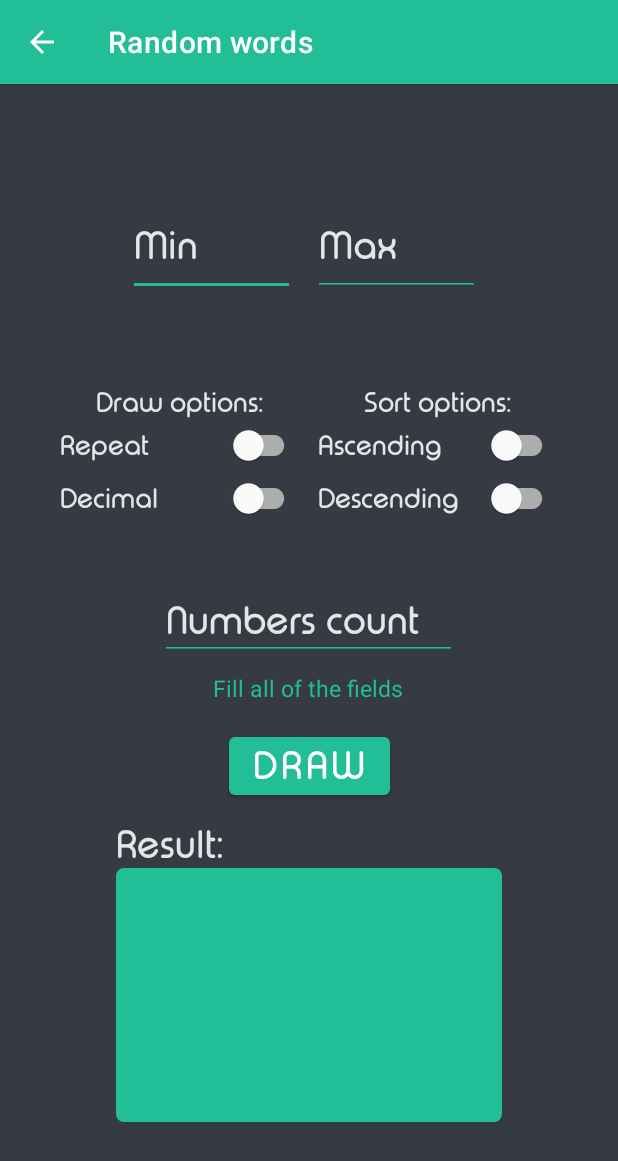
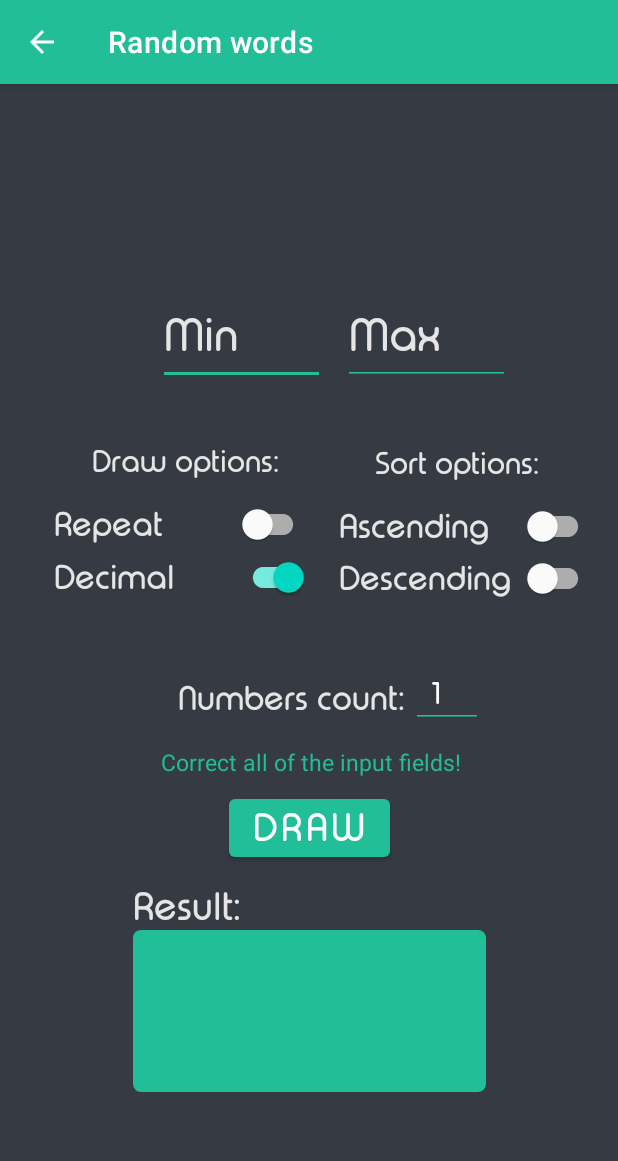
Before and after one commit to michal1702/RNG_AndroidApp, an Android app: the RandomNumbersActivity screen opened directly, with no data from a screen before it, after a tap on "DRAW", on a phone screen of 412 x 824 dp. Shown: the top 1161 px of the screen. Run offline under Robolectric (Android 15) with nearby library versions, the phone set to English and light mode, and no system bars; 1 other tap on this screen came first.

Commit message:
random number generator fixes

```diff
--- a/app/src/main/java/com/project/randomnumbergenerator/RandomNumbersActivity.kt
+++ b/app/src/main/java/com/project/randomnumbergenerator/RandomNumbersActivity.kt
@@ -1,67 +1,77 @@
 package com.project.randomnumbergenerator
 
+import android.annotation.SuppressLint
 import android.app.Activity
-import androidx.appcompat.app.AppCompatActivity
 import android.os.Bundle
 import android.text.Editable
 import android.text.TextWatcher
+import android.text.method.ScrollingMovementMethod
 import android.view.View
 import android.view.inputmethod.InputMethodManager
-import android.widget.Button
-import android.widget.EditText
-import android.widget.Switch
-import android.widget.TextView
-import org.w3c.dom.Text
+import android.widget.*
+import androidx.appcompat.app.AppCompatActivity
 import java.text.DecimalFormat
 import kotlin.random.Random
+import kotlin.random.nextInt
 
-class RandomNumbersActivity : AppCompatActivity() {
+
+class RandomNumbersActivity : AppCompatActivity(){
 
     private lateinit var lowerLimitBox: EditText
     private lateinit var upperLimitBox: EditText
-    private lateinit var button: Button
+    private lateinit var drawButton: Button
     private lateinit var resultBox: TextView
     private lateinit var warningBox: TextView
     private lateinit var decimalSwitch: com.google.android.material.switchmaterial.SwitchMaterial
     private lateinit var repeatSwitch: com.google.android.material.switchmaterial.SwitchMaterial
     private lateinit var ascendingSwitch: com.google.android.material.switchmaterial.SwitchMaterial
     private lateinit var descendingSwitch: com.google.android.material.switchmaterial.SwitchMaterial
-    private lateinit var numbersCount: EditText
+    private lateinit var spinner: Spinner
+
+    @SuppressLint("ResourceType")
     override fun onCreate(savedInstanceState: Bundle?) {
         super.onCreate(savedInstanceState)
         setContentView(R.layout.activity_random_numbers)
+        setControls()
+        modifyActionBar()
+        initSpinner()
 
-        modifyActionBar()
-        setVariables()
-
-        button.setOnClickListener(){
-            if(lowerLimitBox.text.isEmpty() or upperLimitBox.text.isEmpty())
-                warningBox.text = "Fill all of the fields"
-            else {
-                val lowerLimit = getLowerLimit(lowerLimitBox)
-                val upperLimit = getUpperLimit(upperLimitBox)
-                if (lowerLimit != null && upperLimit != null) {
-                    if (lowerLimit.compareTo(upperLimit) > 0)
-                        warningBox.text = "Lower limit cannot be greater than upper limit!"
-                    else {
-                        if (decimalSwitch.isChecked) {
-                            val rand = Random.nextDouble(lowerLimit, upperLimit)
-                            val decimalFormat = DecimalFormat("##.###")
-                            resultBox.text = decimalFormat.format(rand).toString()
-                        } else {
-                            val rand = Random.nextInt(lowerLimit.toInt(), upperLimit.toInt())
-                            resultBox.text = rand.toString()
+        drawButton.setOnClickListener{
+            resultBox.text=""
+            val numbersCount = spinner.selectedItem.toString().toInt()
+            if(!lowerLimitBox.text.isNullOrEmpty() && !upperLimitBox.text.isNullOrEmpty()) {
+                val rng = RandomNumbersGenerator(numbersCount, lowerLimitBox, upperLimitBox)
+                if (rng.validate()) {
+                    when (decimalSwitch.isChecked) {
+                        true -> {
+                            val list = rng.drawDoubles()
+                            for (i in 0 until numbersCount) {
+                                val decimalFormat = DecimalFormat("##.###")
+                                resultBox.append(decimalFormat.format(list[i]).toString() + "   ")
+                            }
+                        }
+                        false -> {
+                            if(repeatSwitch.isChecked) {
+                                val list = rng.drawIntsWithRepetition()
+                                for (i in 0 until numbersCount)
+                                    resultBox.append(list[i].toString() + "  ")
+                            }else{
+                                val list = rng.drawIntsWithoutRepetition()
+                                val end = rng.drawWithoutRepetitionNumberCount()
+                                for (i in 0 until end)
+                                    resultBox.append(list[i].toString() + "  ")
+                            }
                         }
                     }
-                } else warningBox.text = "Enter valid values!"
-            }
+                }else warningBox.text = "Lower limit cannot be greater than upper limit!"
+            }else warningBox.text = "Correct all of the input fields!"
         }
         //region textChangedListeners
         lowerLimitBox.addTextChangedListener(object : TextWatcher {
             override fun afterTextChanged(s: Editable?) {}
             override fun beforeTextChanged(s: CharSequence?, start: Int, count: Int, after: Int) {}
             override fun onTextChanged(s: CharSequence?, start: Int, before: Int, count: Int) {
-                if(!s.isNullOrBlank()) {
+                if (!s.isNullOrBlank()) {
                     warningBox.text = ""
                 }
             }
@@ -70,11 +80,25 @@ class RandomNumbersActivity : AppCompatActivity() {
             override fun afterTextChanged(s: Editable?) {}
             override fun beforeTextChanged(s: CharSequence?, start: Int, count: Int, after: Int) {}
             override fun onTextChanged(s: CharSequence?, start: Int, before: Int, count: Int) {
-                if(!s.isNullOrBlank()) {
+                if (!s.isNullOrBlank()) {
                     warningBox.text = ""
                 }
             }
         })
+        //endregion
+        //region switchesListeners
+        ascendingSwitch.setOnClickListener{
+            descendingSwitch.isChecked = false
+        }
+        descendingSwitch.setOnClickListener{
+            ascendingSwitch.isChecked = false
+        }
+        repeatSwitch.setOnClickListener{
+            decimalSwitch.isChecked = false
+        }
+        decimalSwitch.setOnClickListener{
+            repeatSwitch.isChecked = false
+        }
         //endregion
     }
     fun hideKeyboard(view: View) {
@@ -88,20 +112,25 @@ class RandomNumbersActivity : AppCompatActivity() {
         actionBar.setDisplayHomeAsUpEnabled(true)
     }
 
-    private fun setVariables(){
+    private fun setControls(){
         lowerLimitBox = findViewById(R.id.lowerLimitTextEdit)
         upperLimitBox = findViewById(R.id.upperLimitTextEdit)
-        button = findViewById(R.id.generateButton)
+        drawButton = findViewById(R.id.generateButton)
         resultBox = findViewById(R.id.resultTextView)
+        resultBox.movementMethod = ScrollingMovementMethod()
         warningBox = findViewById(R.id.warningTextView)
         decimalSwitch = findViewById(R.id.decimalSwitch)
+        spinner = findViewById(R.id.numbersCountSpinner)
+        ascendingSwitch = findViewById(R.id.ascendingSortSwitch)
+        descendingSwitch = findViewById(R.id.descendingSortSwitch)
+        repeatSwitch = findViewById(R.id.noRepeatSwitch)
     }
 
-    private fun getLowerLimit(lowerLimit: EditText): Double?{
-        return lowerLimit.text.toString().toDoubleOrNull()
-    }
-
-    private fun getUpperLimit(upperLimit: EditText): Double?{
-        return upperLimit.text.toString().toDoubleOrNull()
+    private fun initSpinner(){
+        val spinnerAdapter = ArrayAdapter.createFromResource(this,
+                R.array.count,
+                R.layout.spinner_layout)
+        spinnerAdapter.setDropDownViewResource(R.layout.spinner_dropdown_layout)
+        spinner.adapter = spinnerAdapter
     }
 }
--- a/app/src/main/res/layout/activity_random_numbers.xml
+++ b/app/src/main/res/layout/activity_random_numbers.xml
@@ -20,7 +20,7 @@
         android:inputType="numberSigned"
         android:textColor="@color/text_white"
         android:textColorHint="@color/text_white"
-        android:textSize="25sp"
+        android:textSize="30sp"
         app:layout_constraintBottom_toBottomOf="@+id/upperLimitTextEdit"
         app:layout_constraintEnd_toStartOf="@+id/upperLimitTextEdit"
         app:layout_constraintTop_toTopOf="@+id/upperLimitTextEdit"
@@ -30,8 +30,8 @@
         android:id="@+id/upperLimitTextEdit"
         android:layout_width="111dp"
         android:layout_height="65dp"
-        android:layout_marginTop="76dp"
-        android:layout_marginEnd="92dp"
+        android:layout_marginEnd="72dp"
+        android:layout_marginBottom="40dp"
         android:backgroundTint="@color/light_green"
         android:ems="10"
         android:fontFamily="@font/round_regular"
@@ -39,80 +39,62 @@
         android:inputType="numberSigned"
         android:textColor="@color/text_white"
         android:textColorHint="@color/text_white"
-        android:textSize="25sp"
-        app:layout_constraintEnd_toEndOf="parent"
-        app:layout_constraintTop_toTopOf="parent" />
-
-    <EditText
-        android:id="@+id/editTextNumberCount"
-        android:layout_width="198dp"
-        android:layout_height="50dp"
-        android:layout_marginBottom="8dp"
-        android:backgroundTint="@color/light_green"
-        android:ems="10"
-        android:fontFamily="@font/round_regular"
-        android:hint="@string/numbers_count"
-        android:inputType="number"
-        android:textColor="@color/text_white"
-        android:textColorHint="@color/text_white"
-        android:textSize="25sp"
-        app:layout_constraintBottom_toTopOf="@+id/warningTextView"
-        app:layout_constraintEnd_toEndOf="parent"
-        app:layout_constraintHorizontal_bias="0.497"
-        app:layout_constraintStart_toStartOf="parent" />
+        android:textSize="30sp"
+        app:layout_constraintBottom_toTopOf="@+id/sortOptionsTextView"
+        app:layout_constraintEnd_toEndOf="parent" />
 
     <com.google.android.material.switchmaterial.SwitchMaterial
         android:id="@+id/noRepeatSwitch"
-        android:layout_width="160dp"
+        android:layout_width="170dp"
         android:layout_height="35dp"
         android:fontFamily="@font/round_regular"
         android:text="@string/noRepeat"
         android:textColor="@color/text_white"
-        android:textSize="18sp"
+        android:textSize="22sp"
         app:layout_constraintBottom_toTopOf="@+id/decimalSwitch"
         app:layout_constraintStart_toStartOf="@+id/decimalSwitch" />
 
     <com.google.android.material.switchmaterial.SwitchMaterial
         android:id="@+id/decimalSwitch"
-        android:layout_width="160dp"
+        android:layout_width="170dp"
         android:layout_height="35dp"
-        android:layout_marginStart="40dp"
+        android:layout_marginStart="36dp"
         android:fontFamily="@font/round_regular"
         android:text="@string/include_decimal"
         android:textColor="@color/text_white"
-        android:textSize="18sp"
-        app:layout_constraintBottom_toBottomOf="@+id/descendingSortwitch"
+        android:textSize="22sp"
+        app:layout_constraintBottom_toBottomOf="@+id/descendingSortSwitch"
         app:layout_constraintStart_toStartOf="parent" />
 
     <com.google.android.material.switchmaterial.SwitchMaterial
-        android:id="@+id/ascendingSortwitch"
-        android:layout_width="160dp"
+        android:id="@+id/ascendingSortSwitch"
+        android:layout_width="170dp"
         android:layout_height="35dp"
         android:fontFamily="@font/round_regular"
         android:text="Ascending"
         android:textColor="@color/text_white"
-        android:textSize="18sp"
-        app:layout_constraintBottom_toTopOf="@+id/descendingSortwitch"
-        app:layout_constraintStart_toStartOf="@+id/descendingSortwitch" />
+        android:textSize="22sp"
+        app:layout_constraintBottom_toTopOf="@+id/descendingSortSwitch"
+        app:layout_constraintStart_toStartOf="@+id/descendingSortSwitch" />
 
     <com.google.android.material.switchmaterial.SwitchMaterial
-        android:id="@+id/descendingSortwitch"
-        android:layout_width="160dp"
-        android:layout_height="35dp"
-        android:layout_marginEnd="40dp"
-        android:layout_marginBottom="40dp"
+        android:id="@+id/descendingSortSwitch"
+        android:layout_width="170dp"
+        android:layout_height="34dp"
+        android:layout_marginEnd="16dp"
+        android:layout_marginBottom="32dp"
         android:fontFamily="@font/round_regular"
         android:text="Descending"
         android:textColor="@color/text_white"
-        android:textSize="18sp"
-        app:layout_constraintBottom_toTopOf="@+id/editTextNumberCount"
+        android:textSize="22sp"
+        app:layout_constraintBottom_toTopOf="@+id/numbersCountSpinner"
         app:layout_constraintEnd_toEndOf="parent" />
 
     <TextView
         android:id="@+id/resultTextView"
-        android:layout_width="257dp"
-        android:layout_height="169dp"
-        android:layout_marginBottom="76dp"
+        android:layout_width="235dp"
+        android:layout_height="108dp"
+        android:layout_marginBottom="96dp"
         android:background="@drawable/icons_rounded_borders_background"
         android:fontFamily="@font/round_regular"
         android:paddingTop="8dp"
@@ -150,36 +132,70 @@
         android:id="@+id/warningTextView"
         android:layout_width="wrap_content"
         android:layout_height="wrap_content"
-        android:layout_marginBottom="16dp"
+        android:layout_marginBottom="8dp"
         android:textColor="@color/light_green"
         android:textSize="15sp"
         app:layout_constraintBottom_toTopOf="@+id/generateButton"
         app:layout_constraintEnd_toEndOf="parent"
-        app:layout_constraintHorizontal_bias="0.498"
+        app:layout_constraintHorizontal_bias="0.506"
         app:layout_constraintStart_toStartOf="parent" />
 
     <TextView
         android:id="@+id/drawOptionsTextView"
         android:layout_width="wrap_content"
         android:layout_height="wrap_content"
+        android:layout_marginBottom="12dp"
         android:fontFamily="@font/round_regular"
         android:text="Draw options:"
         android:textColor="@color/text_white"
-        android:textSize="18sp"
+        android:textSize="20sp"
         app:layout_constraintBottom_toTopOf="@+id/noRepeatSwitch"
         app:layout_constraintEnd_toEndOf="@+id/noRepeatSwitch"
+        app:layout_constraintHorizontal_bias="0.555"
         app:layout_constraintStart_toStartOf="@+id/noRepeatSwitch" />
 
     <TextView
         android:id="@+id/sortOptionsTextView"
         android:layout_width="wrap_content"
         android:layout_height="wrap_content"
+        android:layout_marginBottom="12dp"
         android:fontFamily="@font/round_regular"
         android:text="Sort options:"
         android:textColor="@color/text_white"
+        android:textSize="20sp"
+        app:layout_constraintBottom_toTopOf="@+id/ascendingSortSwitch"
+        app:layout_constraintEnd_toEndOf="@+id/ascendingSortSwitch"
+        app:layout_constraintHorizontal_bias="0.4"
+        app:layout_constraintStart_toStartOf="@+id/ascendingSortSwitch" />
+
+    <Spinner
+        style="@style/Widget.AppCompat.EditText"
+        android:backgroundTint="@color/light_green"
+        android:id="@+id/numbersCountSpinner"
+        android:layout_width="48dp"
+        android:layout_height="wrap_content"
+        android:layout_marginBottom="12dp"
+        android:fontFamily="@font/round_regular"
+        android:spinnerMode="dropdown"
+        android:textColor="@color/text_white"
         android:textSize="18sp"
-        app:layout_constraintBottom_toTopOf="@+id/ascendingSortwitch"
-        app:layout_constraintEnd_toEndOf="@+id/ascendingSortwitch"
-        app:layout_constraintStart_toStartOf="@+id/ascendingSortwitch" />
+        app:layout_constraintBottom_toTopOf="@+id/warningTextView"
+        app:layout_constraintEnd_toEndOf="parent"
+        app:layout_constraintHorizontal_bias="0.752"
+        app:layout_constraintStart_toStartOf="parent" />
+
+    <TextView
+        android:id="@+id/numbersCountTextView"
+        android:layout_width="155dp"
+        android:layout_height="43dp"
+        android:fontFamily="@font/round_regular"
+        android:paddingVertical="10dp"
+        android:text="Numbers count:"
+        android:textColor="@color/text_white"
+        android:textSize="22sp"
+        app:layout_constraintBottom_toBottomOf="@+id/numbersCountSpinner"
+        app:layout_constraintEnd_toStartOf="@+id/numbersCountSpinner"
+        app:layout_constraintTop_toTopOf="@+id/numbersCountSpinner"
+        app:layout_constraintVertical_bias="1.0" />
 
 </androidx.constraintlayout.widget.ConstraintLayout>
--- /dev/null
+++ b/app/src/main/res/layout/spinner_layout.xml
@@ -0,0 +1,14 @@
+<?xml version="1.0" encoding="utf-8"?>
+<CheckedTextView xmlns:android="http://schemas.android.com/apk/res/android"
+    android:layout_width="match_parent"
+    android:layout_height="30dp"
+    android:textColor="@color/white"
+    android:background="@color/dark_gray"
+    android:text="10"
+    android:fontFamily="@font/round_regular"
+    android:textSize="20sp"
+    android:paddingVertical="5dp"
+    android:paddingStart="10dp"
+    >
+
+</CheckedTextView>
--- a/app/src/main/res/values/strings.xml
+++ b/app/src/main/res/values/strings.xml
@@ -11,4 +11,22 @@
     <string name="words"> Words list…</string>
     <string name="clear_words">Clear</string>
     <string name="numbers_count">Numbers count</string>
+
+    <string-array name="count">
+        <item>1</item>
+        <item>2</item>
+        <item>3</item>
+        <item>4</item>
+        <item>5</item>
+        <item>6</item>
+        <item>7</item>
+        <item>8</item>
+        <item>9</item>
+        <item>10</item>
+        <item>11</item>
+        <item>12</item>
+        <item>13</item>
+        <item>14</item>
+        <item>15</item>
+    </string-array>
 </resources>
```
Also changed, not shown: app/src/main/java/com/project/randomnumbergenerator/RandomNumbersGenerator.kt (added, +52 -0 lines), app/src/main/res/drawable/spinner_bottom_line.xml (added, +17 -0 lines), app/src/main/res/layout/spinner_dropdown_layout.xml (added, +14 -0 lines).
